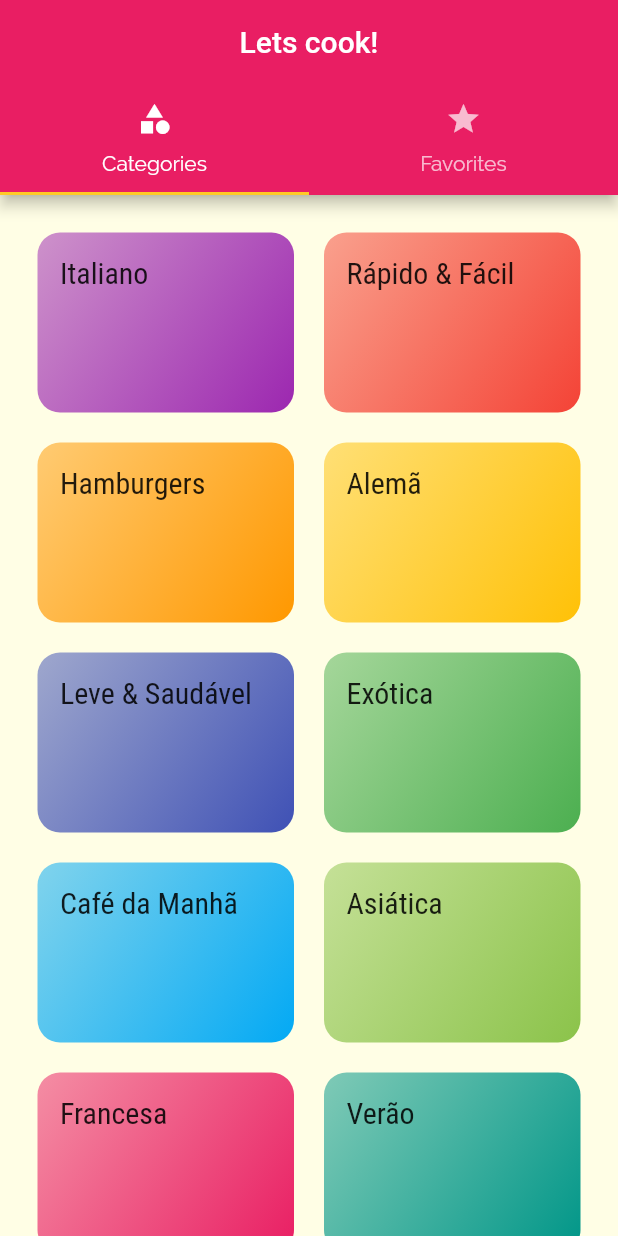
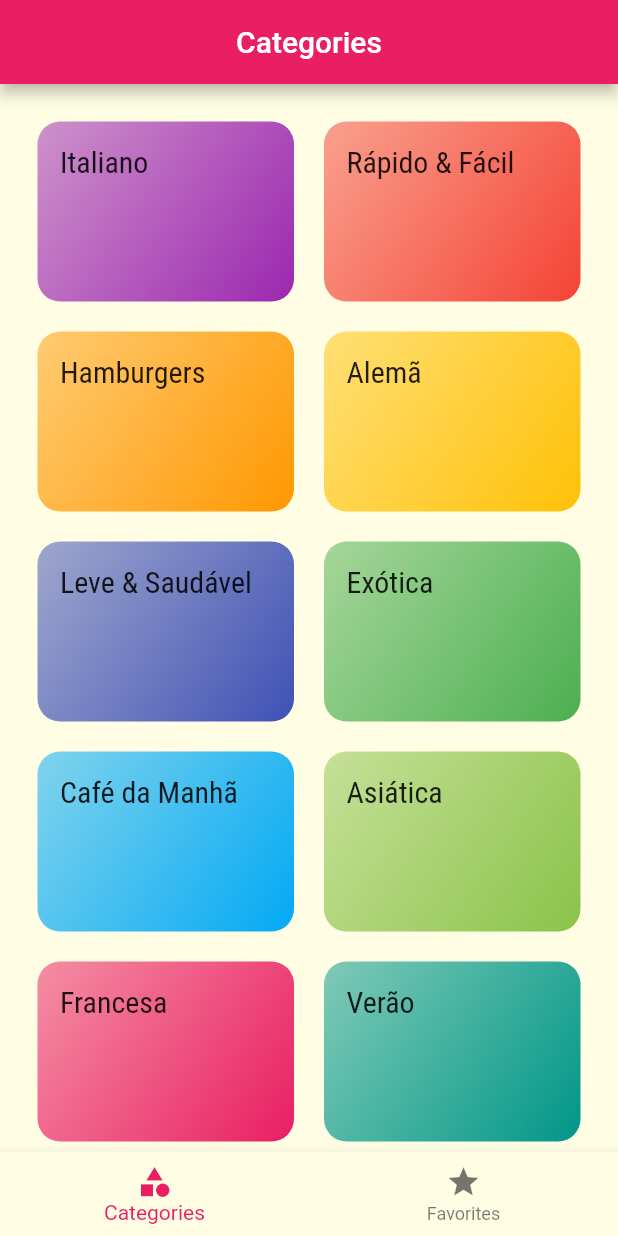
Before and after one commit to AllanCicceri/mealsapp, a Flutter app: the screen it shows after launch, on a phone screen of 412 x 824 dp. Run offline on Flutter 3.47's test engine with Material 2 defaults, Android fonts, the phone set to English and light mode, and no system bars.

Commit message:
add: bottom tab controller

```diff
--- a/lib/screens/tabs_screen.dart
+++ b/lib/screens/tabs_screen.dart
@@ -2,34 +2,63 @@ import 'package:flutter/material.dart';
 import 'package:meal/screens/categories_screen.dart';
 import 'package:meal/screens/favorites_screen.dart';
 
-class TabsScreen extends StatelessWidget {
+class TabsScreen extends StatefulWidget {
   const TabsScreen({Key? key}) : super(key: key);
+
+  @override
+  State<TabsScreen> createState() => _TabsScreenState();
+}
+
+class _TabsScreenState extends State<TabsScreen> {
+  int _selectedScreenIndex = 0;
+
+  List<Widget> _screens = [
+    CategoriesScreen(),
+    FavoritesScreen(),
+  ];
+
+  List<String> _titles = ['Categories', 'Favorites'];
+
+  _selectScreen(int index) {
+    setState(() {
+      _selectedScreenIndex = index;
+    });
+  }
 
   @override
   Widget build(BuildContext context) {
     return DefaultTabController(
       length: 2,
       child: Scaffold(
-        appBar: AppBar(
-          title: const Center(child: Text('Let' 's cook!')),
-          bottom: const TabBar(
-            tabs: [
-              Tab(
-                icon: Icon(Icons.category),
-                text: 'Categories',
-              ),
-              Tab(
-                icon: Icon(Icons.star),
-                text: 'Favorites',
-              ),
-            ],
-          ),
+        appBar:
+            AppBar(title: Center(child: Text(_titles[_selectedScreenIndex]))),
+        body: _screens[_selectedScreenIndex],
+        bottomNavigationBar: BottomNavigationBar(
+          onTap: _selectScreen,
+          currentIndex: _selectedScreenIndex,
+          items: const [
+            BottomNavigationBarItem(
+                icon: Icon(Icons.category), label: 'Categories'),
+            BottomNavigationBarItem(icon: Icon(Icons.star), label: 'Favorites'),
+          ],
         ),
-        body: const TabBarView(children: [
-          CategoriesScreen(),
-          FavoritesScreen(),
-        ]),
       ),
     );
   }
 }
+
+
+
+// tab na appbar:
+// bottom: const TabBar(
+          //   tabs: [
+          //     Tab(
+          //       icon: Icon(Icons.category),
+          //       text: 'Categories',
+          //     ),
+          //     Tab(
+          //       icon: Icon(Icons.star),
+          //       text: 'Favorites',
+          //     ),
+          //   ],
+          // ),
```
